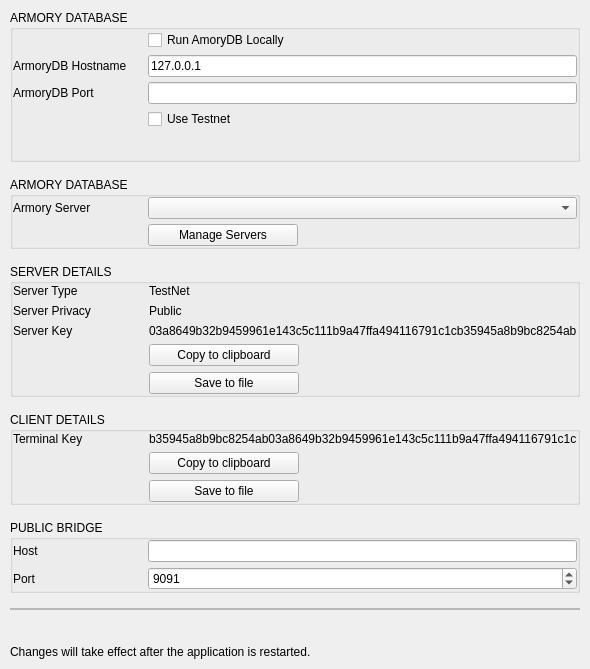
Qt form BlockSettleUILib/NetworkSettingsPage.ui (BlockSettle/common) before a commit.
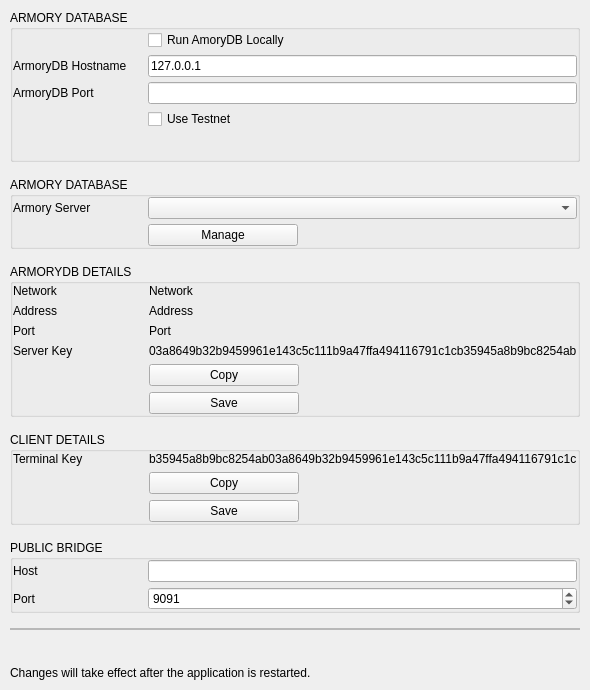
The same form after that commit.

Commit message: [wip] manage armory servers

Diff of the .ui file:
```diff
--- a/BlockSettleUILib/NetworkSettingsPage.ui
+++ b/BlockSettleUILib/NetworkSettingsPage.ui
@@ -7,7 +7,7 @@
     <x>0</x>
     <y>0</y>
     <width>551</width>
-    <height>669</height>
+    <height>690</height>
    </rect>
   </property>
   <property name="windowTitle">
@@ -437,7 +437,7 @@
             </size>
            </property>
            <property name="text">
-            <string>Manage Servers</string>
+            <string>Manage</string>
            </property>
           </widget>
          </item>
@@ -469,7 +469,7 @@
       </size>
      </property>
      <property name="title">
-      <string>SERVER DETAILS</string>
+      <string>ARMORYDB DETAILS</string>
      </property>
      <layout class="QVBoxLayout" name="verticalLayout_4">
       <property name="spacing">
@@ -487,6 +487,45 @@
       <property name="bottomMargin">
        <number>0</number>
       </property>
+      <item>
+       <layout class="QHBoxLayout" name="horizontalLayout_14">
+        <item>
+         <widget class="QLabel" name="label_16">
+          <property name="minimumSize">
+           <size>
+            <width>130</width>
+            <height>0</height>
+           </size>
+          </property>
+          <property name="maximumSize">
+           <size>
+            <width>130</width>
+            <height>16777215</height>
+           </size>
+          </property>
+          <property name="text">
+           <string>Network</string>
+          </property>
+          <property name="alignment">
+           <set>Qt::AlignLeading|Qt::AlignLeft|Qt::AlignVCenter</set>
+          </property>
+          <property name="wordWrap">
+           <bool>true</bool>
+          </property>
+         </widget>
+        </item>
+        <item>
+         <widget class="QLabel" name="labelArmoryServerNetwork">
+          <property name="text">
+           <string>Network</string>
+          </property>
+          <property name="whiteLabel" stdset="0">
+           <bool>true</bool>
+          </property>
+         </widget>
+        </item>
+       </layout>
+      </item>
       <item>
        <layout class="QHBoxLayout" name="horizontalLayout_13">
         <item>
@@ -504,7 +543,7 @@
            </size>
           </property>
           <property name="text">
-           <string>Server Type</string>
+           <string>Address</string>
           </property>
           <property name="alignment">
            <set>Qt::AlignLeading|Qt::AlignLeft|Qt::AlignVCenter</set>
@@ -517,7 +556,7 @@
         <item>
          <widget class="QLabel" name="label_8">
           <property name="text">
-           <string>TestNet</string>
+           <string>Address</string>
           </property>
           <property name="whiteLabel" stdset="0">
            <bool>true</bool>
@@ -543,7 +582,7 @@
            </size>
           </property>
           <property name="text">
-           <string>Server Privacy</string>
+           <string>Port</string>
           </property>
           <property name="alignment">
            <set>Qt::AlignLeading|Qt::AlignLeft|Qt::AlignVCenter</set>
@@ -556,7 +595,7 @@
         <item>
          <widget class="QLabel" name="label_10">
           <property name="text">
-           <string>Public</string>
+           <string>Port</string>
           </property>
           <property name="whiteLabel" stdset="0">
            <bool>true</bool>
@@ -649,7 +688,7 @@
            </size>
           </property>
           <property name="text">
-           <string>Copy to clipboard</string>
+           <string>Copy</string>
           </property>
          </widget>
         </item>
@@ -710,7 +749,7 @@
            </size>
           </property>
           <property name="text">
-           <string>Save to file</string>
+           <string>Save</string>
           </property>
          </widget>
         </item>
@@ -843,7 +882,7 @@
            </size>
           </property>
           <property name="text">
-           <string>Copy to clipboard</string>
+           <string>Copy</string>
           </property>
          </widget>
         </item>
@@ -904,7 +943,7 @@
            </size>
           </property>
           <property name="text">
-           <string>Save to file</string>
+           <string>Save</string>
           </property>
          </widget>
         </item>
```
Left out of the diff: 16 changed lines with no effect on the pictures. The commit also changes 10 other files.
